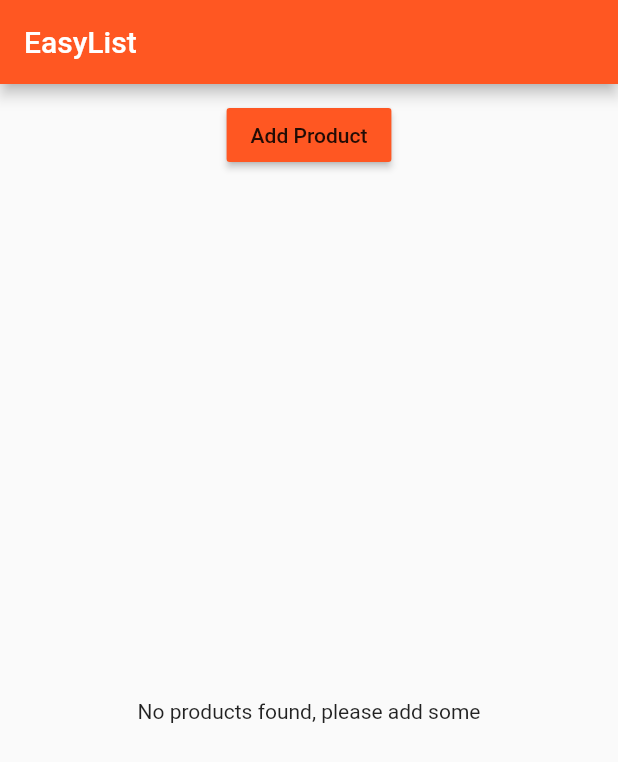
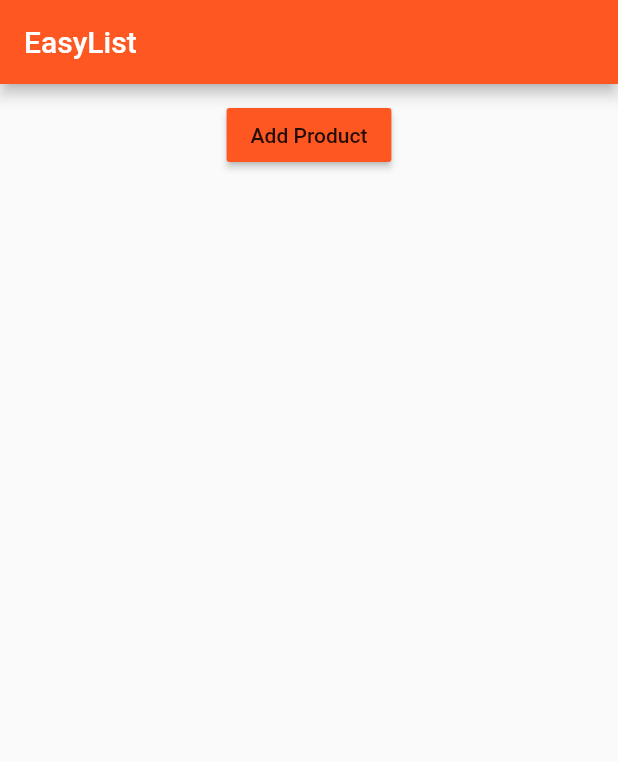
Before and after one commit to GuillermoDLCO/Flutter_course, a Flutter app: the screen it shows after launch, on a phone screen of 412 x 824 dp. Shown: the top 762 px of the screen. Run offline on Flutter 3.47's test engine with Material 2 defaults, Android fonts, the phone set to English and light mode, and no system bars.

Commit message:
Working with List and Conditionals finish

```diff
--- a/lib/main.dart
+++ b/lib/main.dart
@@ -1,5 +1,4 @@
 import 'package:flutter/material.dart';
-import 'package:flutter/rendering.dart';
 import './product_manager.dart';
 
 void main() {
--- a/lib/products.dart
+++ b/lib/products.dart
@@ -18,12 +18,22 @@ class Products extends StatelessWidget {
     );
   }
 
+  Widget _buildProductLists() {
+    Widget productCards;
+    if (products.length > 0) {
+      productCards = ListView.builder(
+        itemBuilder: _buildProductItem,
+        itemCount: products.length,
+      );
+    } else {
+      productCards = Container();
+    }
+    return productCards;
+  }
+
   @override
   Widget build(BuildContext context) {
     print('[Products Widget] build()');
-    return products.length > 0 ? ListView.builder(
-      itemBuilder: _buildProductItem,
-      itemCount: products.length,
-    ) : Center(child: Text('No products found, please add some'),);
+    return _buildProductLists();
   }
 }
```
